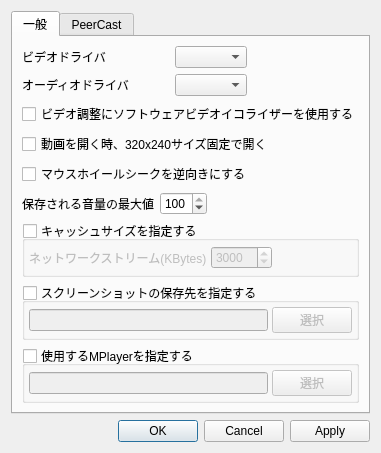
Qt form src/configdialog.ui (nelkana/PurePlayer_As) before a commit.
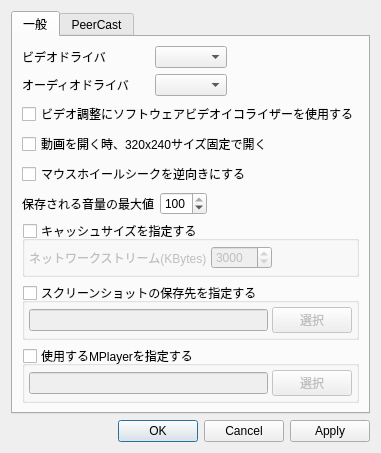
The same form after that commit. Custom widgets are drawn as their Qt base class.

Commit message: 使用するmplayerを設定から切り替えた場合は、ビデオドライバ、オーディオドライバの選択項目を再取得する

Diff of the .ui file:
```diff
--- a/src/configdialog.ui
+++ b/src/configdialog.ui
@@ -53,18 +53,6 @@
                <verstretch>0</verstretch>
               </sizepolicy>
              </property>
-             <property name="minimumSize">
-              <size>
-               <width>0</width>
-               <height>0</height>
-              </size>
-             </property>
-             <property name="maximumSize">
-              <size>
-               <width>150</width>
-               <height>16777215</height>
-              </size>
-             </property>
              <property name="focusPolicy">
               <enum>Qt::NoFocus</enum>
              </property>
@@ -78,18 +66,6 @@
                <verstretch>0</verstretch>
               </sizepolicy>
              </property>
-             <property name="minimumSize">
-              <size>
-               <width>0</width>
-               <height>0</height>
-              </size>
-             </property>
-             <property name="maximumSize">
-              <size>
-               <width>16777215</width>
-               <height>16777215</height>
-              </size>
-             </property>
              <property name="focusPolicy">
               <enum>Qt::NoFocus</enum>
              </property>
@@ -102,7 +78,7 @@
              </property>
              <property name="sizeHint" stdset="0">
               <size>
-               <width>40</width>
+               <width>20</width>
                <height>20</height>
               </size>
              </property>
```
The commit also changes 2 other files.
